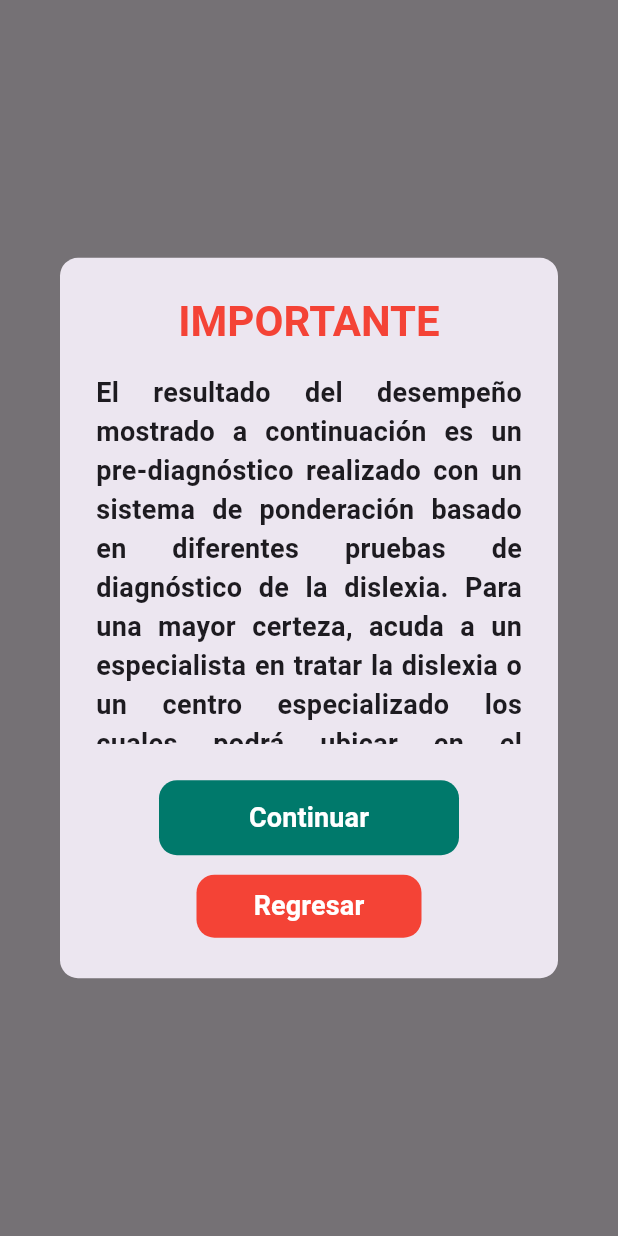
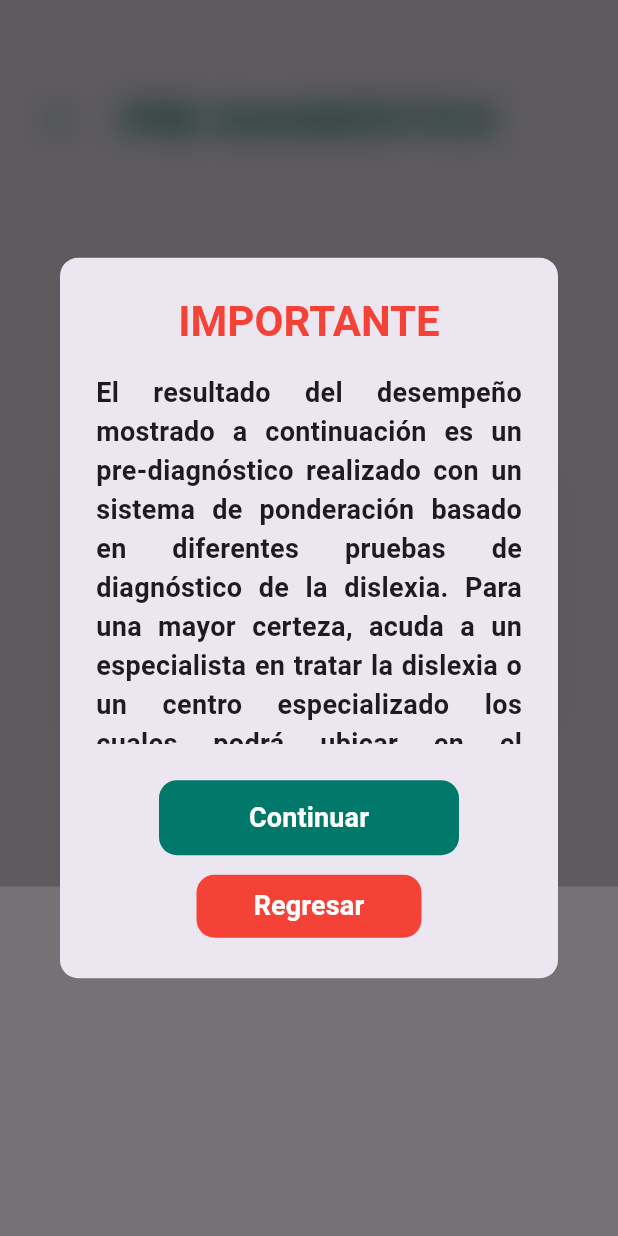
Before and after one commit to RicardoS76/lexininos, a Flutter app: the DetailedEvaluationPage screen opened directly with empty values, on a phone screen of 412 x 824 dp. Run offline on Flutter 3.47's test engine with Material 3 defaults, Android fonts, the light colour scheme and no system bars; our stand-ins replace auto_size_text, shared_preferences, sqflite, video_player; accounts and stored records are empty; Roboto replaces fonts that are missing (Arial).

Commit message:
diseñoooo

```diff
--- a/lib/user/evaluation_page.dart
+++ b/lib/user/evaluation_page.dart
@@ -1,43 +1,67 @@
+import 'dart:ui';
 import 'package:flutter/material.dart';
 
-class DetailedEvaluationPage extends StatelessWidget {
+class DetailedEvaluationPage extends StatefulWidget {
   final int totalTime;
   final int completedTests;
 
   DetailedEvaluationPage({required this.totalTime, required this.completedTests});
 
+  @override
+  _DetailedEvaluationPageState createState() => _DetailedEvaluationPageState();
+}
+
+class _DetailedEvaluationPageState extends State<DetailedEvaluationPage> {
+  bool showBlurEffect = false;
+
   String getEvaluation() {
-    if (completedTests < 4) {
+    if (widget.completedTests < 4) {
       return 'Faltan pruebas por realizar.';
     }
 
-    if (totalTime < 240) {
-      return 'Leve';
-    } else if (totalTime < 300) {
-      return 'Moderada';
-    } else if (totalTime < 420) {
-      return 'Severa';
+    if (widget.totalTime < 240) {
+      return 'Dislexia Leve';
+    } else if (widget.totalTime < 300) {
+      return 'Dislexia Moderada';
+    } else if (widget.totalTime < 420) {
+      return 'Dislexia Severa';
     } else {
-      return 'Profunda';
+      return 'Dislexia Profunda';
+    }
+  }
+
+  Color getEvaluationColor() {
+    if (widget.completedTests < 4) {
+      return Colors.red;
+    }
+
+    if (widget.totalTime < 240) {
+      return Colors.green;
+    } else if (widget.totalTime < 300) {
+      return Colors.yellow;
+    } else if (widget.totalTime < 420) {
+      return Colors.orange;
+    } else {
+      return Colors.red;
     }
   }
 
   String getEvaluationMessage() {
-    if (completedTests < 4) {
+    if (widget.completedTests < 4) {
       return 'Faltan pruebas por realizar.';
     }
 
-    if (totalTime < 240) {
+    if (widget.totalTime < 240) {
       return 'Dificultades menores con la lectura y la escritura. '
           'Errores ocasionales en la ortografía. '
           'Lectura más lenta de lo normal, pero generalmente comprensible. '
           'Capacidad para compensar las dificultades con estrategias de aprendizaje.';
-    } else if (totalTime < 300) {
+    } else if (widget.totalTime < 300) {
       return 'Problemas más consistentes con la lectura y la escritura. '
           'Errores frecuentes en la ortografía y la gramática. '
           'Lectura significativamente más lenta que la media. '
           'Necesidad de apoyo educativo y estrategias de aprendizaje específicas para manejar el trastorno.';
-    } else if (totalTime < 420) {
+    } else if (widget.totalTime < 420) {
       return 'Dificultades graves con la lectura y la escritura. '
           'Errores constantes en la ortografía y la gramática. '
           'Lectura extremadamente lenta y con poca comprensión. '
@@ -59,23 +83,41 @@ class DetailedEvaluationPage extends StatelessWidget {
   }
 
   @override
-  Widget build(BuildContext context) {
-    final evaluation = getEvaluation();
-    final evaluationMessage = getEvaluationMessage();
-    final formattedTime = formatTime(totalTime);
-
+  void initState() {
+    super.initState();
     WidgetsBinding.instance.addPostFrameCallback((_) {
       _showWarningDialog(context);
     });
+  }
+
+  @override
+  Widget build(BuildContext context) {
+    final evaluation = getEvaluation();
+    final evaluationColor = getEvaluationColor();
+    final evaluationMessage = getEvaluationMessage();
+    final formattedTime = formatTime(widget.totalTime);
 
     return Scaffold(
-      body: Center(
+      body: Stack(
+        children: [
+          SingleChildScrollView(
             child: Padding(
               padding: const EdgeInsets.all(16.0),
               child: Column(
-            mainAxisAlignment: MainAxisAlignment.center,
+                crossAxisAlignment: CrossAxisAlignment.stretch,
                 children: [
-              Text(
+                  SizedBox(height: 40),
+                  Row(
+                    children: [
+                      IconButton(
+                        icon: Icon(Icons.arrow_back, color: Colors.teal.shade700),
+                        onPressed: () {
+                          Navigator.pop(context);
+                        },
+                      ),
+                      Expanded(
+                        child: Center(
+                          child: Text(
                             'PRE-DIAGNÓSTICO',
                             style: TextStyle(
                               fontSize: 28.0,
@@ -84,7 +126,23 @@ class DetailedEvaluationPage extends StatelessWidget {
                               fontFamily: 'Arial',
                             ),
                           ),
-              SizedBox(height: 20),
+                        ),
+                      ),
+                      SizedBox(width: 48),
+                    ],
+                  ),
+                  SizedBox(height: 200), // Aumenta el espacio superior
+                  Center(
+                    child: Card(
+                      color: Colors.teal.shade50,
+                      elevation: 5,
+                      shape: RoundedRectangleBorder(
+                        borderRadius: BorderRadius.circular(12.0),
+                      ),
+                      child: Padding(
+                        padding: const EdgeInsets.all(16.0),
+                        child: Column(
+                          children: [
                             Text(
                               'Resultado de Evaluación',
                               style: TextStyle(
@@ -100,7 +158,7 @@ class DetailedEvaluationPage extends StatelessWidget {
                               style: TextStyle(
                                 fontSize: 22.0,
                                 fontWeight: FontWeight.bold,
-                  color: completedTests < 4 ? Colors.red : Colors.black,
+                                color: evaluationColor,
                                 fontFamily: 'Arial',
                               ),
                             ),
@@ -109,14 +167,31 @@ class DetailedEvaluationPage extends StatelessWidget {
                               evaluationMessage,
                               style: TextStyle(
                                 fontSize: 18.0,
-                  color: completedTests < 4 ? Colors.red : Colors.black,
+                                color: widget.completedTests < 4 ? Colors.red : Colors.black,
                                 fontFamily: 'Arial',
                               ),
                               textAlign: TextAlign.center,
                             ),
-              if (completedTests >= 4) ...[
+                          ],
+                        ),
+                      ),
+                    ),
+                  ),
+                  if (widget.completedTests >= 4) ...[
                     SizedBox(height: 20),
-                Text(
+                    ExpansionTile(
+                      title: Text(
+                        'Ver Tiempo Total',
+                        style: TextStyle(
+                          fontSize: 18.0,
+                          fontWeight: FontWeight.bold,
+                          color: Colors.teal.shade700,
+                        ),
+                      ),
+                      children: [
+                        Padding(
+                          padding: const EdgeInsets.all(8.0),
+                          child: Text(
                             'Tiempo Total: $formattedTime',
                             style: TextStyle(
                               fontSize: 18.0,
@@ -124,30 +199,50 @@ class DetailedEvaluationPage extends StatelessWidget {
                               fontWeight: FontWeight.bold,
                             ),
                           ),
+                        ),
+                      ],
+                    ),
                   ],
                   SizedBox(height: 40),
-              ElevatedButton(
+                  Center(
+                    child: ElevatedButton(
                       style: ElevatedButton.styleFrom(
-                  backgroundColor: Colors.blue,
+                        backgroundColor: Color.fromARGB(255, 122, 213, 148),
                         textStyle: TextStyle(fontSize: 18),
-                  minimumSize: Size(200, 50), // Hacer el botón más grande
+                        minimumSize: Size(140, 60), // Hacer el botón más corto y alto
                       ),
                       onPressed: () {
                         Navigator.pop(context);
                       },
                       child: Text('Volver al Menú'),
                     ),
+                  ),
                 ],
               ),
             ),
+          ),
+          if (showBlurEffect)
+            Positioned.fill(
+              child: BackdropFilter(
+                filter: ImageFilter.blur(sigmaX: 10, sigmaY: 10),
+                child: Container(
+                  color: Colors.black.withOpacity(0.2),
+                ),
+              ),
+            ),
+        ],
       ),
     );
   }
 
   void _showWarningDialog(BuildContext context) {
+    setState(() {
+      showBlurEffect = true;
+    });
+
     showDialog(
       context: context,
-      barrierDismissible: false, // Evita que se pueda cerrar el diálogo haciendo clic fuera de él
+      barrierDismissible: false,
       builder: (BuildContext context) {
         return AlertDialog(
           shape: RoundedRectangleBorder(
@@ -199,7 +294,7 @@ class DetailedEvaluationPage extends StatelessWidget {
                       ),
                     ),
                     onPressed: () {
-                      Navigator.pop(context); // Cierra el diálogo y continúa
+                      Navigator.of(context).pop(); // Cierra el diálogo
                     },
                   ),
                   SizedBox(height: 10),
@@ -220,8 +315,8 @@ class DetailedEvaluationPage extends StatelessWidget {
                       ),
                     ),
                     onPressed: () {
-                      Navigator.pop(context);
-                      Navigator.pop(context); // Cierra el diálogo y regresa al menú
+                      Navigator.of(context).pop(); // Cierra el diálogo
+                      Navigator.of(context).pop(); // Regresa a la página anterior
                     },
                   ),
                 ],
@@ -230,6 +325,12 @@ class DetailedEvaluationPage extends StatelessWidget {
           ],
         );
       },
-    );
+    ).then((_) {
+      if (mounted) {
+        setState(() {
+          showBlurEffect = false;
+        });
+      }
+    });
   }
 }
```
Lines whose indentation alone changed are shown as unchanged.
